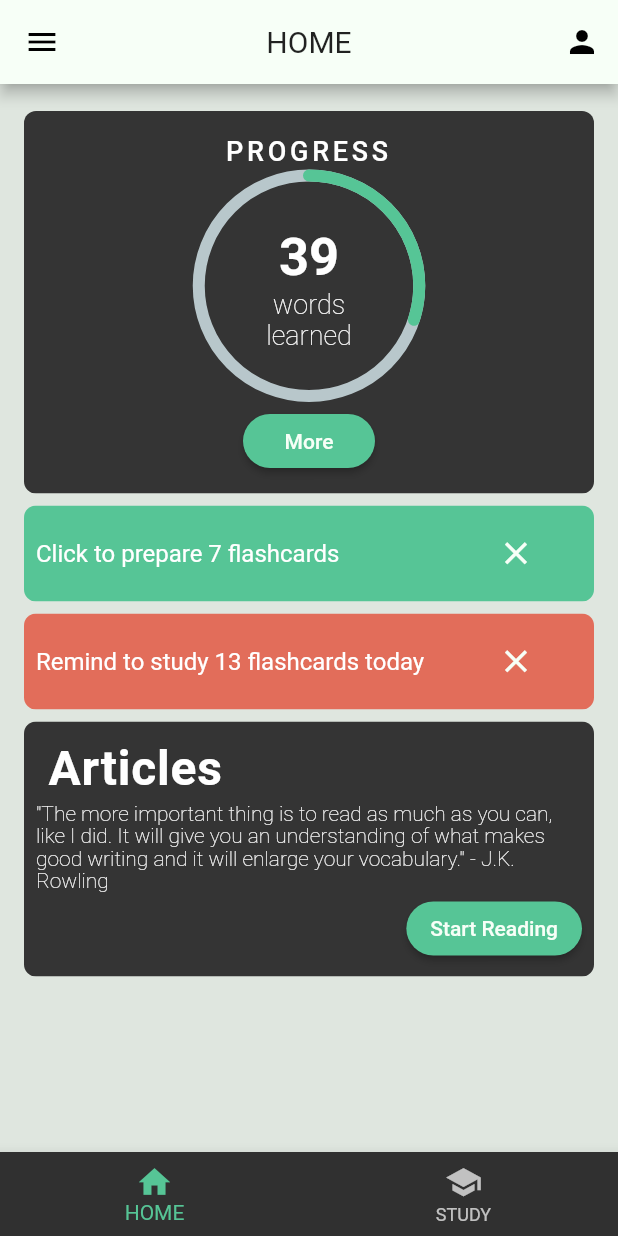
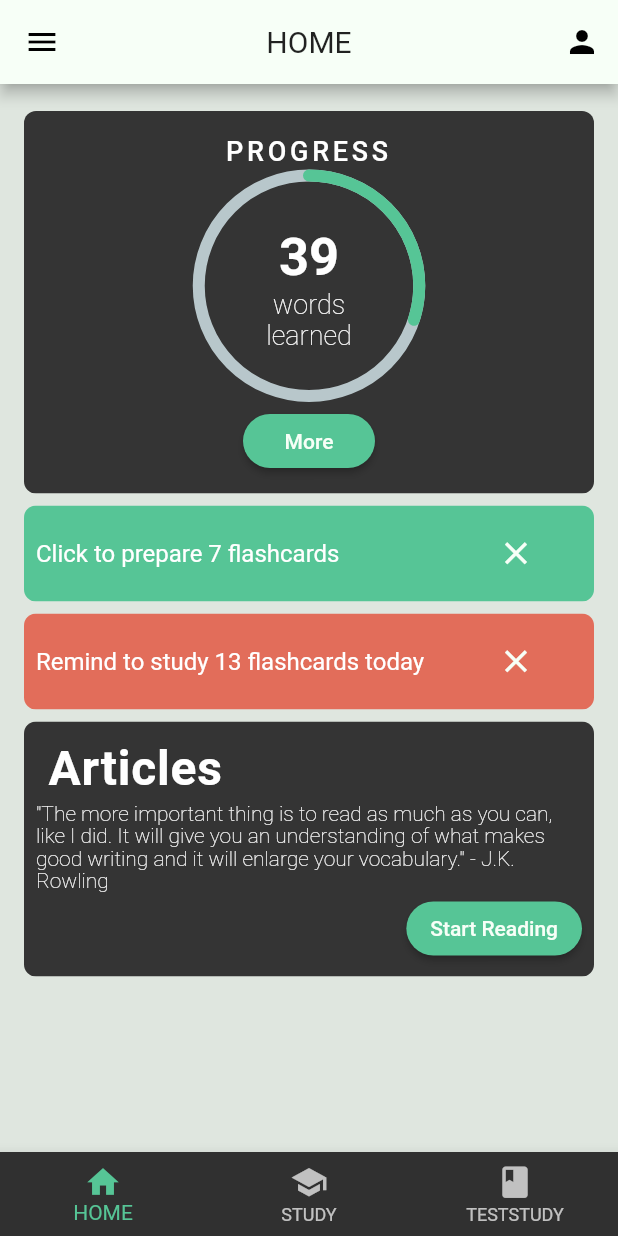
Before and after one commit to cscheungae/vocab_app_fyp55, a Flutter app: the screen it shows after launch, after a tap on the "menu" icon, after a tap on the "person" icon, on a phone screen of 412 x 824 dp. Run offline on Flutter 3.47's test engine with Material 2 defaults, Android fonts, the phone set to English and light mode, and no system bars; drawn by our look-alikes of percent_indicator; Roboto replaces fonts that are missing (Hind, Montserrat).

Commit message:
Vocab Viewing Page

```diff
--- /dev/null
+++ b/lib/States/VocabCardState.dart
@@ -0,0 +1,45 @@
+import 'dart:async';
+import 'package:flutter/widgets.dart';
+
+class VocabCardState extends ChangeNotifier{
+  String _name;
+  String _pos;
+  List<String> _definitions;
+  List<String> _examples;
+
+  VocabCardState(String name,String pos,List<String> definitions,List<String> examples):
+    _name=name,_pos=pos,_definitions=definitions,_examples=examples;
+
+  get name=>_name;
+  set setName( String  value){
+    _name=value;
+    notifyListeners();
+  }
+
+  get pos=>_pos;
+  set setpos( String  value){
+    _pos=value;
+    notifyListeners();
+  }
+
+  List<String> get definitions=>_definitions;
+  void addDefinitions(String value){
+    _definitions.add(value);
+    notifyListeners();
+  }
+  void removeDefinitions(String value){
+    _definitions.remove(value);
+    notifyListeners();
+  }
+
+  get examples=>_examples;
+  void addExamples(String value){
+    _examples.add(value);
+    notifyListeners();
+  }
+  void removeExamples(String value){
+    _examples.remove(value);
+    notifyListeners();
+  }
+
+}
--- a/lib/main.dart
+++ b/lib/main.dart
@@ -1,10 +1,12 @@
 import 'package:flutter/material.dart';
 import 'package:vocab_app_fyp55/States/SettingsState.dart';
+import 'package:vocab_app_fyp55/States/VocabCardState.dart';
 import 'res/theme.dart' as CustomTheme;
 import 'pages/BasePage.dart';
 import 'pages/ArticlesViewPage.dart';
 import 'pages/SettingsPage.dart';
 import 'package:provider/provider.dart';
+import 'pages/VocabStudyViewingPage.dart';
 
 void main() => runApp(MyApp());
 
@@ -21,12 +23,14 @@ class MyApp extends StatelessWidget {
           // When navigating to the "/" route, build the HomeScreen
           '/': (context) => BasePage(title: "Base"),
           '/articles': (context) => ArticlesViewPage(title: "Article"),
-          '/settings': (context) => SettingsPage(title: "Settings")
+          '/settings': (context) => SettingsPage(title: "Settings"),
+          '/viewing': (context) => VocabStudyViewingPage()
         },
       ),
       providers: [
         //inject all necessary States/Services to the child of widget tree.
-        ChangeNotifierProvider<SettingsState>.value(value:SettingsState(false,0.5,12))
+        ChangeNotifierProvider<SettingsState>.value(value:SettingsState(false,0.5,12)),
+        ChangeNotifierProvider<VocabCardState>.value(value:VocabCardState("Apple","noun",["A RED APPLE."],["TASTY!"]))
       ],
     );
   }
--- a/lib/pages/BasePage.dart
+++ b/lib/pages/BasePage.dart
@@ -1,4 +1,5 @@
 import 'package:flutter/material.dart';
+import 'package:vocab_app_fyp55/pages/VocabStudyPage.dart';
 import '../res/theme.dart' as CustomTheme;
 import '../components/CustomAppBar.dart';
 import './HomePage.dart';
@@ -9,7 +10,7 @@ enum Page { home, article }
 const pagesTitle = ["home", "article", "study", "stats"];
 
 class BasePage extends StatefulWidget {
-  BasePage({ Key key, this.title }) : super(key: key);
+  BasePage({Key key, this.title}) : super(key: key);
 
   final String title;
 
@@ -38,17 +39,19 @@ class _BasePageState extends State<BasePage> {
   Widget build(BuildContext context) {
     return Scaffold(
       backgroundColor: CustomTheme.GREY,
-      appBar: CustomAppBar(title: pagesTitle[_pageIndex], iconData: Icons.person),
+      appBar:
+          CustomAppBar(title: pagesTitle[_pageIndex], iconData: Icons.person),
       body: PageView(
-          controller: _pageController,
-          onPageChanged: (newPage){
-            setState((){
-              this._pageIndex=newPage;
-            });
-          },
+        controller: _pageController,
+        onPageChanged: (newPage) {
+          setState(() {
+            this._pageIndex = newPage;
+          });
+        },
         children: <Widget>[
           HomePage(title: "HOME"),
           ArticlesViewPage(title: "Articles"),
+          VocabStudyPage(title: "Study")
         ],
       ),
       bottomNavigationBar: BottomNavigationBar(
@@ -58,12 +61,23 @@ class _BasePageState extends State<BasePage> {
         items: const [
           BottomNavigationBarItem(
             icon: Icon(Icons.home, size: 25.0),
-            title: Text("HOME", style: TextStyle(fontSize: 10.0),),
+            title: Text(
+              "HOME",
+              style: TextStyle(fontSize: 10.0),
+            ),
           ),
           BottomNavigationBarItem(
             icon: Icon(Icons.school, size: 25.0),
-            title: Text("STUDY", style: TextStyle(fontSize: 10.0),),
+            title: Text(
+              "STUDY",
+              style: TextStyle(fontSize: 10.0),
+            ),
           ),
+          BottomNavigationBarItem(
+            icon: Icon(Icons.book, size: 25.0),
+            title: Text("TESTSTUDY", style: TextStyle(fontSize: 10.0)),
+          )
+
 //          BottomNavigationBarItem(
 //            icon: Icon(Icons.library_books, size: 25.0),
 //            title: Text("VOCAB", style: TextStyle(fontSize: 10.0),),
@@ -73,19 +87,24 @@ class _BasePageState extends State<BasePage> {
 //            title: Text("STATS", style: TextStyle(fontSize: 10.0),),
 //          ),
         ],
-        onTap: (index) => this._pageController.animateToPage(index, duration: const Duration(milliseconds: 500), curve: Curves.easeInOut),
+        onTap: (index) => this._pageController.animateToPage(index,
+            duration: const Duration(milliseconds: 500),
+            curve: Curves.easeInOut),
       ),
       drawer: Drawer(
         child: Column(
           //Settings
-          children:[
-            AppBar(title: Text("Drawer Navigator"),actionsIconTheme: null,),
-            Divider(color:Colors.white24),
-            ListTile(title:Text("")),
+          children: [
+            AppBar(
+              title: Text("Drawer Navigator"),
+              actionsIconTheme: null,
+            ),
+            Divider(color: Colors.white24),
+            ListTile(title: Text("")),
             ListTile(
-              title:Text("Settings"),
-              trailing:Icon(Icons.settings),
-              onTap: ()=>Navigator.pushNamed(context,"/settings"),
+              title: Text("Settings"),
+              trailing: Icon(Icons.settings),
+              onTap: () => Navigator.pushNamed(context, "/settings"),
             )
           ],
         ),
--- /dev/null
+++ b/lib/pages/VocabStudyPage.dart
@@ -0,0 +1,64 @@
+import 'package:flutter/material.dart';
+import 'package:vocab_app_fyp55/res/theme.dart';
+import '../res/theme.dart';
+import 'package:provider/provider.dart';
+import '../States/VocabCardState.dart';
+
+class VocabStudyPage extends StatelessWidget {
+  String title;
+  VocabStudyPage({Key key, this.title}) : super(key: key);
+  @override
+  Widget build(BuildContext context) {
+    // TODO: implement build
+    return Theme(
+        data: customThemeData,
+        child: Container(
+          margin: EdgeInsets.symmetric(vertical: 20, horizontal: 20),
+          child: Column(
+            children: <Widget>[
+              ClipRRect(
+                borderRadius: BorderRadius.circular(20),
+                child: Container(
+                  padding: EdgeInsets.symmetric(vertical: 20, horizontal: 10),
+                  color: Colors.grey,
+                  child: Wrap(
+                    direction: Axis.horizontal,
+                    children: List<Widget>.filled(
+                        14,
+                        Chip(
+                          label: Text("Some Vocab"),
+                        )),
+                  ),
+                ),
+              ),
+              ClipRRect(
+                  borderRadius: BorderRadius.circular(20),
+                  child: Container(
+                    color: Colors.grey,
+                    padding: const EdgeInsets.symmetric(
+                        vertical: 20.0, horizontal: 10.0),
+                    child: Row(
+                      mainAxisAlignment: MainAxisAlignment.spaceEvenly,
+                      children: <Widget>[
+                        Card(
+                            color: Colors.red,
+                            child: FlatButton(
+                              child: (Text("Cancel")),
+                              onPressed: () => print("Cancelled"),
+                            )),
+                        Card(
+                            color: Colors.green,
+                            child: FlatButton(
+                              child: Text("Start"),
+                              onPressed: () =>
+                                  Navigator.pushNamed(context, '/viewing'),
+                            ))
+                      ],
+                    ),
+                  ))
+            ],
+            mainAxisAlignment: MainAxisAlignment.spaceBetween,
+          ),
+        ));
+  }
+}
--- a/pubspec.yaml
+++ b/pubspec.yaml
@@ -14,7 +14,7 @@ description: A new Flutter project.
 version: 1.0.0+1
 
 environment:
-  sdk: ">=2.1.0 <3.0.0"
+  sdk: ">=2.2.2 <3.0.0"
 
 dependencies:
   flutter:
```
Also changed, not shown: lib/pages/VocabStudyViewingPage.dart (added, +77 -0 lines), lib/res/theme.dart (line endings or trailing spaces), pubspec.lock.
